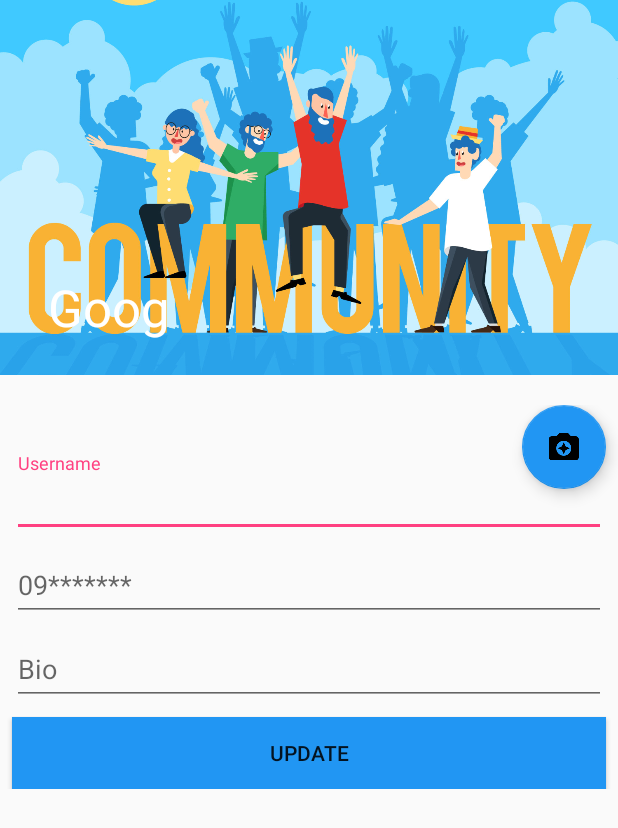
After one commit to dawitephrem565/Goog2, an Android app: the ProfilePage screen opened directly, with no data from a screen before it, on a phone screen of 412 x 824 dp. The commit adds this screen. Shown: the top 828 px of the screen. Run offline under Robolectric (Android 15) with nearby library versions, the phone set to English and light mode, and no system bars; our stand-ins replace Volley; network calls fail.

Commit message:
we added the option iteam with profile setting and logout option and also we added the profile page to our activity to update personal information with profile page activity layout

```diff
--- /dev/null
+++ b/app/src/main/java/com/example/filenber/goog/ProfilePage.java
@@ -0,0 +1,157 @@
+package com.example.filenber.goog;
+
+import android.Manifest;
+import android.content.Intent;
+import android.content.pm.PackageManager;
+import android.graphics.Bitmap;
+import android.graphics.BitmapFactory;
+import android.net.Uri;
+import android.support.annotation.NonNull;
+import android.support.design.widget.FloatingActionButton;
+import android.support.design.widget.TextInputEditText;
+import android.support.v4.app.ActivityCompat;
+import android.support.v7.app.AppCompatActivity;
+import android.os.Bundle;
+import android.util.Base64;
+import android.view.View;
+import android.widget.Button;
+import android.widget.ImageView;
+import android.widget.Toast;
+
+import com.android.volley.AuthFailureError;
+import com.android.volley.Request;
+import com.android.volley.Response;
+import com.android.volley.VolleyError;
+import com.android.volley.toolbox.StringRequest;
+import com.android.volley.toolbox.Volley;
+
+import java.io.ByteArrayOutputStream;
+import java.io.FileNotFoundException;
+import java.io.InputStream;
+import java.util.HashMap;
+import java.util.Map;
+
+import static com.example.filenber.goog.PostIdea.Request__Permisson_Code;
+
+public class ProfilePage extends AppCompatActivity implements View.OnClickListener {
+Button update;
+ImageView profileImage;
+FloatingActionButton select_image;
+    final   static int Request__Permisson_Code = 999;
+    private static final String URL_PRODUCTS = "http://192.168.137.1/gogo/update_profile.php";
+Bitmap bitmap;
+TextInputEditText username , phone , bio;
+    @Override
+    protected void onCreate(Bundle savedInstanceState) {
+        super.onCreate(savedInstanceState);
+        setContentView(R.layout.activity_profile_page);
+        username =findViewById(R.id.usernameedittext);
+        phone = findViewById(R.id.phoneedittext);
+        bio = findViewById(R.id.bioedittext);
+        update = findViewById(R.id.update);
+        select_image = findViewById(R.id.upload_image_btn);
+profileImage = findViewById(R.id.profile_image);
+        update.setOnClickListener(this);
+       select_image.setOnClickListener(this);
+    }
+
+    @Override
+    public void onClick(View v) {
+        if(v == select_image)
+        {
+            ActivityCompat.requestPermissions(ProfilePage.this,new String[]
+                    {
+                            Manifest.permission.READ_EXTERNAL_STORAGE },Request__Permisson_Code);
+        }
+        else if(v == update)
+        {
+            send_data_to_database();
+        }
+    }
+    private String imagetostring(Bitmap bitmap)
+    {
+        ByteArrayOutputStream outputStream = new ByteArrayOutputStream();
+        bitmap.compress(Bitmap.CompressFormat.JPEG,100,outputStream);
+        byte[] imagebytes = outputStream.toByteArray();
+        String encodedImage = Base64.encodeToString(imagebytes,Base64.DEFAULT);
+        return encodedImage;
+    }
+
+    @Override
+    public void onRequestPermissionsResult(int requestCode, @NonNull String[] permissions, @NonNull int[] grantResults) {
+
+        if(requestCode == Request__Permisson_Code)
+        {
+            if(grantResults.length>0 && grantResults[0]== PackageManager.PERMISSION_GRANTED)
+            {
+                Intent intent = new Intent(Intent.ACTION_PICK);
+                intent.setType("image/*");
+                startActivityForResult(Intent.createChooser(intent,"Select Image "),Request__Permisson_Code);
+
+            }
+            else {
+                Toast.makeText(getApplicationContext(),"You Dont Have Permission" , Toast.LENGTH_LONG).show();
+            }
+            return;
+        }
+        super.onRequestPermissionsResult(requestCode, permissions, grantResults);
+    }
+
+    @Override
+    protected void onActivityResult(int requestCode, int resultCode, Intent data) {
+        if(requestCode == Request__Permisson_Code && resultCode== RESULT_OK&& data!= null)
+        {
+            Uri file_path = data.getData();
+            try {
+                InputStream inputStream = getContentResolver().openInputStream(file_path);
+                bitmap = BitmapFactory.decodeStream(inputStream);
+                profileImage.setImageBitmap(bitmap);
+            } catch (FileNotFoundException e) {
+                e.printStackTrace();
+            }
+        }
+        super.onActivityResult(requestCode, resultCode, data);
+    }
+
+    public void send_data_to_database()
+    {
+        StringRequest stringRequest = new StringRequest(Request.Method.POST, URL_PRODUCTS, new Response.Listener<String>() {
+            @Override
+            public void onResponse(String response) {
+                Toast.makeText(getApplicationContext() ,response.toString() ,Toast.LENGTH_LONG).show();
+
+            }
+
+
+        },
+                new Response.ErrorListener() {
+                    @Override
+                    public void onErrorResponse(VolleyError error) {
+                        Toast.makeText(
+                                getApplicationContext(),
+                                error.toString(),
+                                Toast.LENGTH_LONG
+                        ).show();
+                    }
+                })
+        {
+            @Override
+            protected Map<String, String> getParams() throws AuthFailureError {
+                Map<String, String> params = new HashMap<>();
+                //params.put("communityname", Communityname.getText().toString());
+                // params.put("uniquename", uniquenameofcommunity.getText().toString());
+                String imagetostring = imagetostring(bitmap);
+                params.put("image" , imagetostring);
+                params.put("username",username.getText().toString());
+                params.put("bio",bio.getText().toString());
+                params.put("phone",SharedPrefManager.getInstance(getBaseContext()).getId());
+                //  params.put("id", SharedPrefManager.getInstance(getApplicationContext()).getId().toString());
+                return params;
+            }
+
+
+        };
+
+        Volley.newRequestQueue(getBaseContext().getApplicationContext()).add(stringRequest);
+    }
+}
--- /dev/null
+++ b/app/src/main/res/layout/activity_profile_page.xml
@@ -0,0 +1,154 @@
+<android.support.design.widget.CoordinatorLayout xmlns:android="http://schemas.android.com/apk/res/android"
+    xmlns:app="http://schemas.android.com/apk/res-auto"
+    xmlns:tools="http://schemas.android.com/tools"
+    android:id="@+id/constraint"
+    android:layout_width="match_parent"
+    android:layout_height="match_parent"
+    tools:context=".MainActivity">
+
+    <android.support.design.widget.AppBarLayout
+        android:layout_width="match_parent"
+        android:layout_height="wrap_content"
+        android:id="@+id/appBarLayout"
+        android:theme="@style/ThemeOverlay.AppCompat.Dark.ActionBar"
+        >
+
+        <android.support.design.widget.CollapsingToolbarLayout
+            android:layout_width="match_parent"
+            android:layout_height="wrap_content"
+            app:layout_scrollFlags="scroll|snap|exitUntilCollapsed"
+            app:contentScrim="@color/colorPrimary"
+
+            >
+
+
+            <ImageView
+                android:layout_width="match_parent"
+                android:layout_height="250dp"
+                android:id="@+id/profile_image"
+                android:src="@drawable/imagebg"
+                android:contentDescription="@string/user_profile_image_display"
+                android:scaleType="centerCrop"/>
+
+
+            <android.support.v7.widget.Toolbar
+                android:layout_width="match_parent"
+                android:layout_height="?attr/actionBarSize"
+                app:title="@string/app_name"
+                android:id="@+id/toll"
+                app:popupTheme="@style/ThemeOverlay.AppCompat.Dark"/>
+
+
+        </android.support.design.widget.CollapsingToolbarLayout>
+
+
+
+    </android.support.design.widget.AppBarLayout>
+
+
+    <android.support.v4.widget.NestedScrollView
+        android:layout_width="match_parent"
+        android:layout_height="489dp"
+        android:layout_marginTop="20dp"
+        android:id="@+id/nestedscroll"
+        app:layout_behavior="@string/appbar_scrolling_view_behavior"
+        tools:layout_editor_absoluteY="270dp">
+
+        <android.support.constraint.ConstraintLayout
+            android:layout_width="match_parent"
+            android:layout_height="match_parent">
+
+            <android.support.design.widget.FloatingActionButton
+                android:layout_width="wrap_content"
+                android:layout_height="wrap_content"
+                android:layout_marginEnd="8dp"
+                android:id="@+id/upload_image_btn"
+                app:backgroundTint="@color/colorPrimary"
+                android:src="@drawable/ic_camera_enhance_black_24dp"
+                app:layout_constraintEnd_toEndOf="parent"
+                android:layout_marginRight="8dp" />
+
+            <android.support.design.widget.TextInputLayout
+                android:layout_width="match_parent"
+                android:layout_height="wrap_content"
+                android:layout_marginEnd="8dp"
+                android:id="@+id/usernamelayout"
+                android:layout_marginStart="8dp"
+                android:layout_marginTop="32dp"
+                app:layout_constraintEnd_toEndOf="parent"
+                app:layout_constraintStart_toStartOf="parent"
+                app:layout_constraintTop_toTopOf="parent">
+
+                <android.support.design.widget.TextInputEditText
+                    android:layout_width="match_parent"
+                    android:layout_height="wrap_content"
+                    android:id="@+id/usernameedittext"
+                    android:hint="@string/username_hint_in_user_profile_page" />
+            </android.support.design.widget.TextInputLayout>
+
+            <android.support.design.widget.TextInputLayout
+                android:layout_width="match_parent"
+                android:layout_height="wrap_content"
+                android:layout_marginEnd="8dp"
+                android:layout_marginStart="8dp"
+                app:layout_constraintEnd_toEndOf="parent"
+                app:layout_constraintStart_toStartOf="parent"
+                android:id="@+id/phonelayout"
+                app:layout_constraintTop_toBottomOf="@id/usernamelayout">
+
+                <android.support.design.widget.TextInputEditText
+                    android:layout_width="match_parent"
+                    android:layout_height="wrap_content"
+                    android:id="@+id/phoneedittext"
+                    android:hint="@string/user_phone_number_hint_user_profile_page" />
+
+            </android.support.design.widget.TextInputLayout>
+
+            <android.support.design.widget.TextInputLayout
+                android:layout_width="match_parent"
+                android:layout_height="wrap_content"
+                android:layout_marginEnd="8dp"
+                android:layout_marginLeft="8dp"
+                android:id="@+id/biolayout"
+                android:layout_marginStart="8dp"
+                app:layout_constraintEnd_toEndOf="parent"
+                app:layout_constraintLeft_toLeftOf="parent"
+                app:layout_constraintStart_toStartOf="parent"
+                app:layout_constraintTop_toBottomOf="@id/phonelayout">
+
+                <android.support.design.widget.TextInputEditText
+                    android:layout_width="match_parent"
+                    android:layout_height="wrap_content"
+                    android:id="@+id/bioedittext"
+                    android:hint="@string/bio_user_profile_page"
+
+                    />
+
+            </android.support.design.widget.TextInputLayout>
+
+            <Button
+                android:layout_width="match_parent"
+                android:layout_height="wrap_content"
+                app:layout_constraintLeft_toLeftOf="parent"
+                app:layout_constraintRight_toRightOf="parent"
+                tools:layout_editor_absoluteY="152dp"
+                android:background="@color/colorPrimary"
+                android:text="@string/update_btn_user_profile_page"
+                android:id="@+id/update"
+                android:layout_marginRight="8dp"
+                android:layout_marginLeft="8dp"
+                android:layout_marginTop="8dp"
+                app:layout_constraintTop_toBottomOf="@+id/biolayout"
+
+                />
+
+
+        </android.support.constraint.ConstraintLayout>
+
+
+
+    </android.support.v4.widget.NestedScrollView>
+
+
+
+</android.support.design.widget.CoordinatorLayout>
--- a/app/src/main/res/values/strings.xml
+++ b/app/src/main/res/values/strings.xml
@@ -10,6 +10,13 @@
     <string name="this_image_refer_to_user_to_post_there_images">this image refer to user to post there images</string>
     <string name="selected_channel_image">selected channel image</string>
     <string name="community_name">Community_name</string>
-    <string name="unique_name_of_community">unique_name_of_community hint in edit text</string>
+    <string name="unique_name_of_community">Special Name</string>
     <string name="create_community">Create Community</string>
+    <string name="profile_setting">Profile Setting</string>
+    <string name="logout">Logout</string>
+    <string name="username_hint_in_user_profile_page">Username</string>
+    <string name="user_phone_number_hint_user_profile_page">09*******</string>
+    <string name="bio_user_profile_page">Bio</string>
+    <string name="user_profile_image_display">user_profile_image_display</string>
+    <string name="update_btn_user_profile_page">Update</string>
 </resources>
```
Also changed, not shown: app/src/main/AndroidManifest.xml (+11 -10 lines), app/src/main/java/com/example/filenber/goog/CommunityFramePage.java (+17 -10 lines), app/src/main/res/layout/activity_create_channel.xml (+10 -8 lines), app/src/main/res/menu/channeladdmenu.xml (+13 -3 lines).
